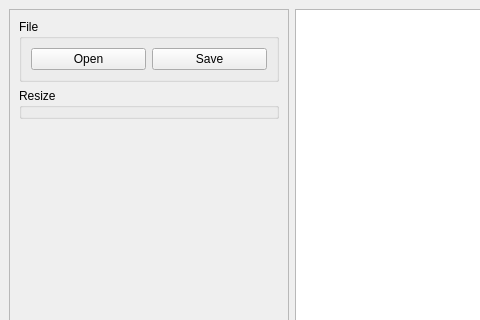
Above: src/ui/main_window.ui from wakanashimamura/WakanaPixel before the change; both pictures show x 0 to 480 and y 0 to 320 of the 1024 by 860 pixel window. Below: the same form after it.
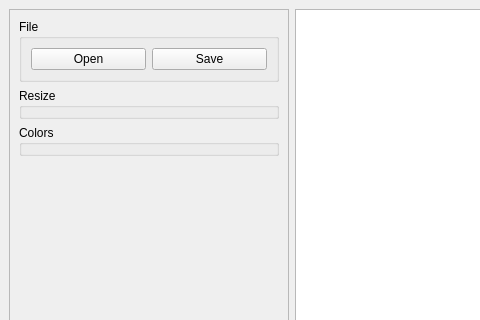
That is the form after the change. Custom widgets are drawn as their Qt base class.

Patch:
```diff
--- a/src/ui/main_window.ui
+++ b/src/ui/main_window.ui
@@ -95,6 +95,13 @@
             </property>
            </widget>
           </item>
+          <item>
+           <widget class="PaletteControl" name="groupBox">
+            <property name="title">
+             <string>Colors</string>
+            </property>
+           </widget>
+          </item>
           <item>
            <spacer name="verticalSpacer">
             <property name="orientation">
@@ -132,6 +139,12 @@
    <header>ui/resize_control.h</header>
    <container>1</container>
   </customwidget>
+  <customwidget>
+   <class>PaletteControl</class>
+   <extends>QGroupBox</extends>
+   <header>ui/palette_control.h</header>
+   <container>1</container>
+  </customwidget>
  </customwidgets>
  <resources/>
  <connections/>
```
